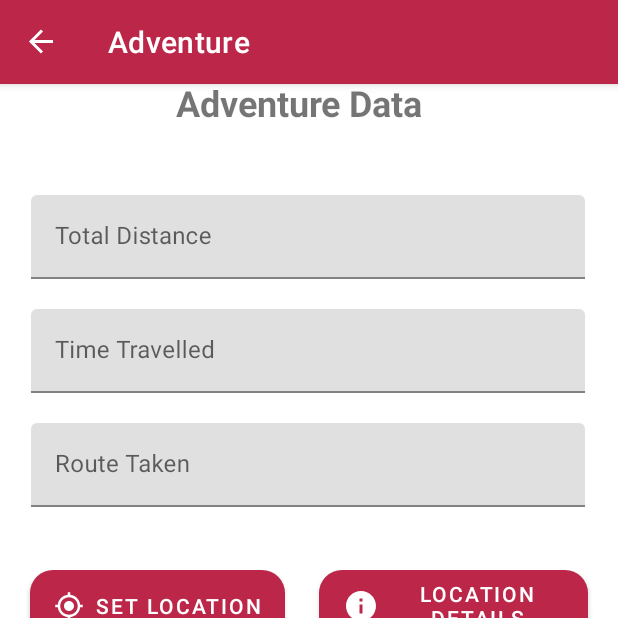
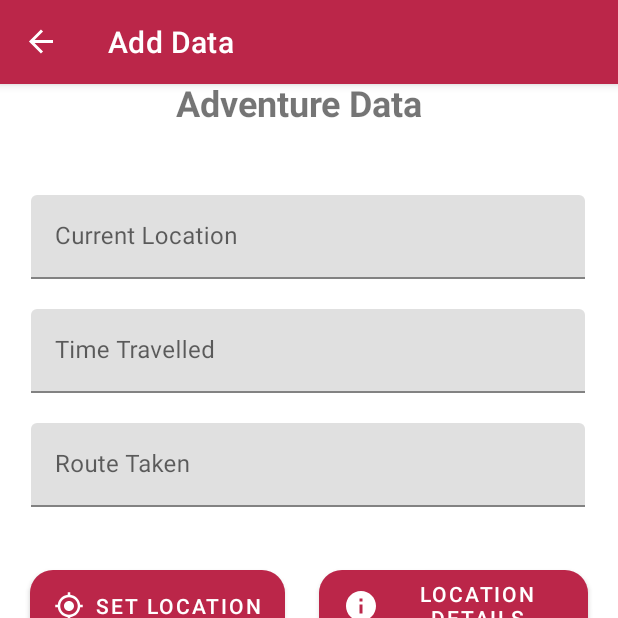
Before and after one commit to SirChubbx17/RideSafeV2, an Android app: the Adventure screen opened through its navigation route, on a phone screen of 412 x 824 dp, the top half of it. Run offline under Robolectric (Android 15) with nearby library versions, the phone set to English and light mode, and no system bars; our stand-ins replace Room's generated code, data binding, navigation-ui; Roboto replaces fonts that are not available here.

Commit message:
Create Input Database

```diff
--- a/app/src/main/java/com/example/ridesafev2/Adventure.kt
+++ /dev/null
@@ -1,43 +0,0 @@
-package com.example.ridesafev2
-
-import android.os.Bundle
-import androidx.fragment.app.Fragment
-import android.view.LayoutInflater
-import android.view.View
-import android.view.ViewGroup
-import com.example.ridesafev2.databinding.RsFragAdventureBinding
-
-/**
- * A simple [Fragment] subclass as the second destination in the navigation.
- */
-class Adventure : Fragment() {
-
-    private var _binding: RsFragAdventureBinding? = null
-
-    // This property is only valid between onCreateView and
-    // onDestroyView.
-    private val binding get() = _binding!!
-
-    override fun onCreateView(
-        inflater: LayoutInflater, container: ViewGroup?,
-        savedInstanceState: Bundle?
-    ): View? {
-
-        _binding = RsFragAdventureBinding.inflate(inflater, container, false)
-        return binding.root
-
-    }
-
-    override fun onViewCreated(view: View, savedInstanceState: Bundle?) {
-        super.onViewCreated(view, savedInstanceState)
-
-//        binding.buttonSecond.setOnClickListener {
-//            findNavController().navigate(R.id.action_SecondFragment_to_FirstFragment)
-//        }
-    }
-
-    override fun onDestroyView() {
-        super.onDestroyView()
-        _binding = null
-    }
-}
--- a/app/src/main/java/com/example/ridesafev2/Home.kt
+++ b/app/src/main/java/com/example/ridesafev2/Home.kt
@@ -4,6 +4,7 @@ import android.os.Bundle
 import android.view.*
 import androidx.fragment.app.Fragment
 import androidx.navigation.findNavController
+import androidx.navigation.fragment.findNavController
 import androidx.navigation.ui.NavigationUI
 import com.example.ridesafev2.databinding.RsFragHomeBinding
 
@@ -25,6 +26,11 @@ class Home : Fragment() {
 
         _binding = RsFragHomeBinding.inflate(inflater, container, false)
         setHasOptionsMenu(true)
+
+        binding.btnStart.setOnClickListener {
+            findNavController().navigate(R.id.action_homeFrag_to_adventure2)
+        }
+
         return binding.root
 
     }
--- a/app/src/main/java/com/example/ridesafev2/MapsActivity.kt
+++ b/app/src/main/java/com/example/ridesafev2/MapsActivity.kt
@@ -1,6 +1,4 @@
 package com.example.ridesafev2
-
-
 
 import android.R.id
 import android.annotation.SuppressLint
@@ -63,11 +61,14 @@ class MapsActivity : AppCompatActivity(), OnMapReadyCallback {
         val mapFragment = supportFragmentManager
             .findFragmentById(R.id.maps) as SupportMapFragment
         mapFragment.getMapAsync(this)
+
     }
 
     override fun onSupportNavigateUp(): Boolean {
         val navController = findNavController(R.id.myNavHostFragment)
         return NavigationUI.navigateUp(navController, drawerLayout)
+
+
     }
 
     /**
--- a/app/src/main/java/com/example/ridesafev2/data/database/Location.kt
+++ b/app/src/main/java/com/example/ridesafev2/data/database/Location.kt
@@ -12,7 +12,7 @@ import kotlinx.parcelize.Parcelize
 data class Location(
     @PrimaryKey(autoGenerate = true)
     val id: Int, // <- 'id' is the primary key which will be autogenerated by the Room library.
-    val current_location: Double,
-    val destination: Double,
+    val current_location: Int,
+    val destination: Int,
     //val adventureTime:
 ):Parcelable
--- /dev/null
+++ b/app/src/main/java/com/example/ridesafev2/fragment/add/Adventure.kt
@@ -0,0 +1,90 @@
+package com.example.ridesafev2.fragment.add
+
+import android.icu.number.IntegerWidth
+import android.os.Bundle
+import android.text.Editable
+import android.text.TextUtils
+import androidx.fragment.app.Fragment
+import android.view.LayoutInflater
+import android.view.View
+import android.view.ViewGroup
+import androidx.appcompat.app.AppCompatActivity
+import androidx.lifecycle.ViewModelProvider
+import androidx.navigation.fragment.findNavController
+import com.example.ridesafev2.R
+import com.example.ridesafev2.data.database.Location
+import com.example.ridesafev2.data.viewModel.LocationViewModel
+import com.example.ridesafev2.databinding.RsFragAdventureBinding
+import com.google.android.material.snackbar.Snackbar
+
+/**
+ * A simple [Fragment] subclass as the second destination in the navigation.
+ */
+class Adventure : Fragment() {
+
+    private var _binding: RsFragAdventureBinding? = null
+
+    private lateinit var mLocationViewModel: LocationViewModel
+
+    // This property is only valid between onCreateView and
+    // onDestroyView.
+    private val binding get() = _binding!!
+
+    override fun onCreateView(
+        inflater: LayoutInflater, container: ViewGroup?,
+        savedInstanceState: Bundle?
+    ): View? {
+
+        _binding = RsFragAdventureBinding.inflate(inflater, container, false)
+        (activity as AppCompatActivity).supportActionBar?.title = "Add Data"
+        mLocationViewModel = ViewModelProvider(this).get(LocationViewModel::class.java)
+
+        binding.btnGo.setOnClickListener {
+            insertDataToDatabase()
+            findNavController().navigate(R.id.action_adventure_to_mapsActivity2)
+
+        }
+
+        return binding.root
+
+    }
+
+    private fun insertDataToDatabase() {
+        val Current_location = binding.currentLoc.text
+        val Destination = binding.destination1.text
+
+        if(inputCheck(Current_location, Destination)) {
+            // Create User Object
+            val location = Location(0, Integer.parseInt(Current_location.toString()), Integer.parseInt(Destination.toString())) // <- Pass id, firstName, lastName, and age. Although id will be auto-generated because it is a primary key, we need to pass a value or zero (Don't worry, the Room library knows it is the primary key and is auto-generated).
+
+            // Add Data to database
+            mLocationViewModel.addStorage(location)
+            Snackbar.make(requireView(), "Successfully Added!", Snackbar.LENGTH_SHORT).show()
+            // Navigate back
+            findNavController().navigate(R.id.action_adventure_to_mapsActivity2)
+        } else {
+            Snackbar.make(requireView(), "Please fill out all fields!", Snackbar.LENGTH_LONG).show()
+        }
+
+
+    }
+
+    private fun inputCheck(Current_location: Editable?, Destination: Editable?): Boolean {
+        return !(TextUtils.isEmpty(Current_location) && TextUtils.isEmpty(Destination))
+
+    }
+
+
+    override fun onViewCreated(view: View, savedInstanceState: Bundle?) {
+        super.onViewCreated(view, savedInstanceState)
+
+//        binding.buttonSecond.setOnClickListener {
+//            findNavController().navigate(R.id.action_SecondFragment_to_FirstFragment)
+//        }
+    }
+
+    override fun onDestroyView() {
+        super.onDestroyView()
+        _binding = null
+    }
+}
--- /dev/null
+++ b/app/src/main/java/com/example/ridesafev2/fragment/history/HistoryAdapter.kt
@@ -0,0 +1,4 @@
+package com.example.ridesafev2.fragment.history
+
+class HistoryAdapter {
+}
--- a/app/src/main/res/layout/rs_frag_adventure.xml
+++ b/app/src/main/res/layout/rs_frag_adventure.xml
@@ -2,7 +2,7 @@
 <layout xmlns:android="http://schemas.android.com/apk/res/android"
     xmlns:tools="http://schemas.android.com/tools"
     xmlns:app="http://schemas.android.com/apk/res-auto"
-    tools:context=".Adventure">
+    tools:context=".fragment.add.Adventure">
 
     <androidx.constraintlayout.widget.ConstraintLayout
         android:layout_width="match_parent"
@@ -38,11 +38,12 @@
             app:layout_constraintTop_toBottomOf="@+id/txtAdventure">
 
             <com.google.android.material.textfield.TextInputEditText
+                android:id="@+id/current_loc"
                 android:layout_width="match_parent"
                 android:layout_height="wrap_content"
                 android:layout_marginStart="20dp"
                 android:layout_marginEnd="20dp"
-                android:hint="Total Distance"
+                android:hint="Current Location"
                 tools:layout_editor_absoluteX="20dp"
                 tools:layout_editor_absoluteY="144dp" />
         </com.google.android.material.textfield.TextInputLayout>
@@ -84,6 +85,7 @@
             app:layout_constraintTop_toBottomOf="@+id/textInputLayout3">
 
             <com.google.android.material.textfield.TextInputEditText
+                android:id="@+id/destination1"
                 android:layout_width="match_parent"
                 android:layout_height="wrap_content"
                 android:layout_marginStart="20dp"
--- a/app/src/main/res/navigation/nav_menu.xml
+++ b/app/src/main/res/navigation/nav_menu.xml
@@ -28,6 +28,9 @@
         <action
             android:id="@+id/action_homeFrag_to_FAQ22"
             app:destination="@id/faqFrag" />
+        <action
+            android:id="@+id/action_homeFrag_to_adventure2"
+            app:destination="@id/adventure" />
     </fragment>
     <fragment
         android:id="@+id/about"
@@ -67,7 +70,7 @@
     </fragment>
     <fragment
         android:id="@+id/adventure"
-        android:name="com.example.ridesafev2.Adventure"
+        android:name="com.example.ridesafev2.fragment.add.Adventure"
         android:label="Adventure"
         tools:layout="@layout/rs_frag_adventure" >
         <action
@@ -82,6 +85,9 @@
         <action
             android:id="@+id/action_adventure_to_FAQ2"
             app:destination="@id/faqFrag" />
+        <action
+            android:id="@+id/action_adventure_to_mapsActivity2"
+            app:destination="@id/mapsActivity" />
     </fragment>
     <activity
         android:id="@+id/mapsActivity"
```
Also changed, not shown: app/src/main/java/com/example/ridesafev2/fragment/history/History.kt (added, +16 -0 lines), app/src/main/res/layout/rs_frag_home.xml (+10 -0 lines).
